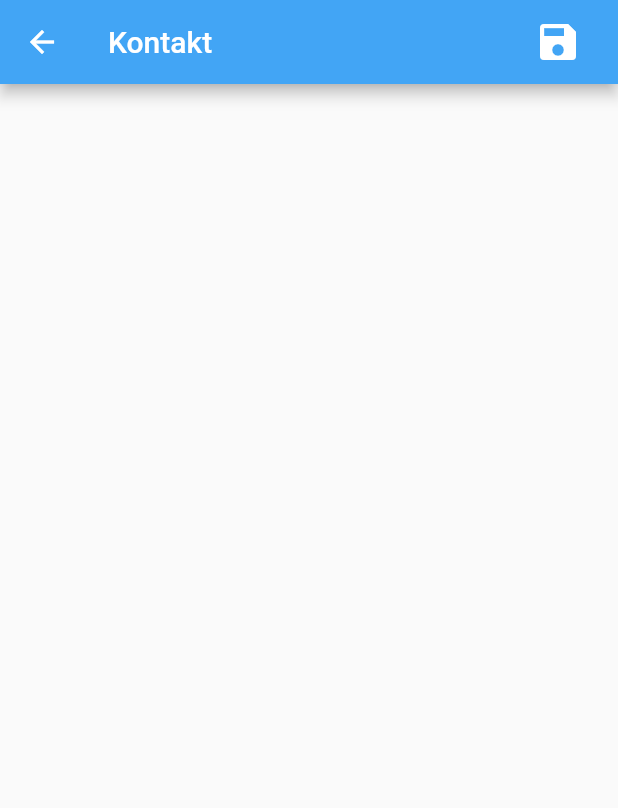
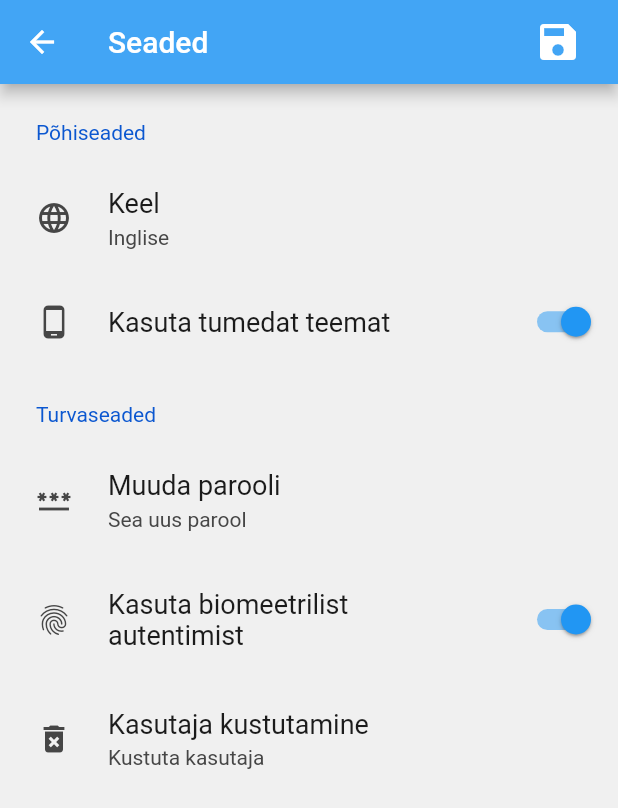
Before and after one commit to andreasplado/tellimusveod, a Flutter app: the screen it shows after launch, in the side drawer, after a tap on "Seaded", on a phone screen of 412 x 824 dp. Shown: the top 808 px of the screen. Run offline on Flutter 3.47's test engine with Material 2 defaults, Android fonts, the phone set to English and light mode, and no system bars; drawn by our look-alikes of settings_ui; our stand-ins replace easy_localization, flutter_form_builder, geolocator, google_maps_flutter, location.

Commit message:
Settings

```diff
--- a/lib/settings.dart
+++ b/lib/settings.dart
@@ -1,4 +1,5 @@
 import 'package:flutter/material.dart';
+import 'package:settings_ui/settings_ui.dart';
 
 class Settings extends StatelessWidget {
   const Settings({Key? key}) : super(key: key);
@@ -6,11 +7,12 @@ class Settings extends StatelessWidget {
   @override
   Widget build(BuildContext context) {
     return Scaffold(
+
       appBar: AppBar(
         title: Row(
           crossAxisAlignment: CrossAxisAlignment.center,
           children: const [
-            Text('Kontakt'),
+            Text('Seaded'),
           ],
         ),
 
@@ -31,7 +33,60 @@ class Settings extends StatelessWidget {
 
 
         ],
+
+
+      ),
+      body: SettingsList(
+        sections: [
+          SettingsSection(
+            titlePadding: EdgeInsets.all(20),
+            title: 'Põhiseaded',
+            tiles: [
+              SettingsTile(
+                title: 'Keel',
+                subtitle: 'Inglise',
+                leading: Icon(Icons.language),
+                onPressed: (BuildContext context) {},
+              ),
+              SettingsTile.switchTile(
+                title: 'Kasuta tumedat teemat',
+                leading: Icon(Icons.phone_android),
+                onToggle: (value) {
+                  setState(() {
+                  });
+                }, switchValue: true,
+              ),
+            ],
+          ),
+          SettingsSection(
+            titlePadding: EdgeInsets.all(20),
+            title: 'Turvaseaded',
+            tiles: [
+              SettingsTile(
+                title: 'Muuda parooli',
+                subtitle: 'Sea uus parool',
+                leading: Icon(Icons.password),
+                onPressed: (BuildContext context) {},
+              ),
+              SettingsTile.switchTile(
+                title: 'Kasuta biomeetrilist autentimist',
+                leading: Icon(Icons.fingerprint),
+                switchValue: true,
+                onToggle: (value) {},
+              ),
+              SettingsTile(
+                title: 'Kasutaja kustutamine',
+                subtitle: 'Kustuta kasutaja',
+                leading: Icon(Icons.delete_forever),
+                onPressed: (BuildContext context) {},
+              ),
+            ],
+          ),
+        ],
       ),
     );
   }
+
+  void setState(Null Function() param0
+      ) {}
 }
--- a/pubspec.yaml
+++ b/pubspec.yaml
@@ -24,6 +24,8 @@ dependencies:
   flutter_form_bloc: 0.20.6
   easy_localization: ^3.0.0
   card_settings: ^2.0.3
+  settings_ui: ^1.0.0
+  flutter_form_builder: ^6.1.0+1
 dev_dependencies:
   flutter_test:
     sdk: flutter
```
Also changed, not shown: lib/contact.dart (+83 -20 lines), pubspec.lock, 1 other file.
